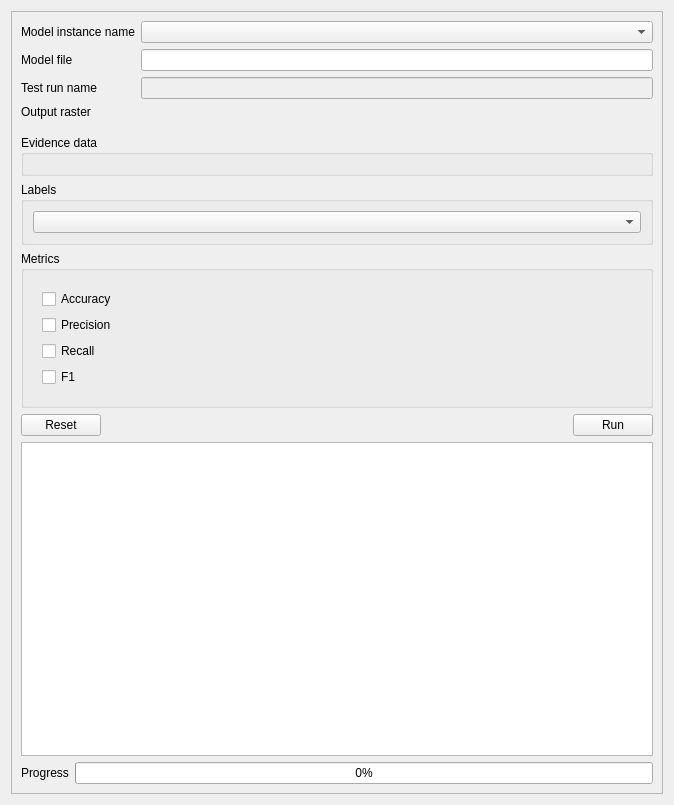
First picture: the form in eis_qgis_plugin/resources/ui/modeling/testing.ui, repository GispoCoding/eis_qgis_plugin, before the edit.
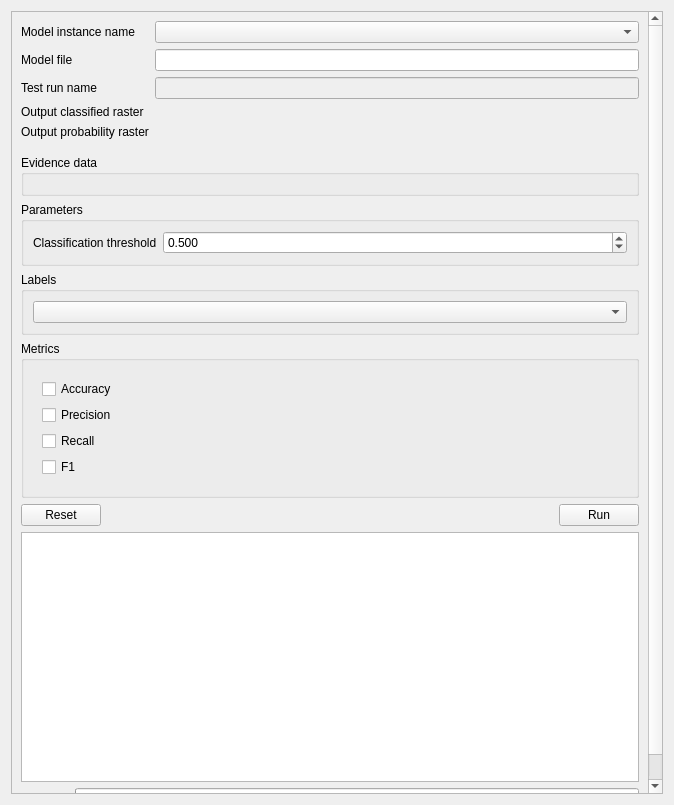
Second picture: the form after the edit. Custom widgets are drawn as their Qt base class.

Commit message: Add model kind to model info, update model testing and application in Wizard to reflect recent processing alg changes

```diff
--- a/eis_qgis_plugin/resources/ui/modeling/testing.ui
+++ b/eis_qgis_plugin/resources/ui/modeling/testing.ui
@@ -24,8 +24,8 @@
        <rect>
         <x>0</x>
         <y>0</y>
-        <width>654</width>
-        <height>785</height>
+        <width>640</width>
+        <height>890</height>
        </rect>
       </property>
       <layout class="QVBoxLayout" name="verticalLayout">
@@ -56,9 +56,9 @@
           <widget class="QComboBox" name="test_model_selection"/>
          </item>
          <item row="3" column="0">
-          <widget class="QLabel" name="label">
+          <widget class="QLabel" name="test_output_raster_label_1">
            <property name="text">
-            <string>Output raster</string>
+            <string>Output classified raster</string>
            </property>
           </widget>
          </item>
@@ -83,6 +83,16 @@
            </property>
           </widget>
          </item>
+         <item row="4" column="1">
+          <widget class="QgsFileWidget" name="test_output_raster_2"/>
+         </item>
+         <item row="4" column="0">
+          <widget class="QLabel" name="test_output_raster_label_2">
+           <property name="text">
+            <string>Output probability raster</string>
+           </property>
+          </widget>
+         </item>
         </layout>
        </item>
        <item>
@@ -119,6 +129,35 @@
          </layout>
         </widget>
        </item>
+       <item>
+        <widget class="QGroupBox" name="test_parameter_box">
+         <property name="title">
+          <string>Parameters</string>
+         </property>
+         <layout class="QFormLayout" name="formLayout">
+          <item row="0" column="0">
+           <widget class="QLabel" name="label">
+            <property name="text">
+             <string>Classification threshold</string>
+            </property>
+           </widget>
+          </item>
+          <item row="0" column="1">
+           <widget class="QgsDoubleSpinBox" name="test_classification_threshold">
+            <property name="decimals">
+             <number>3</number>
+            </property>
+            <property name="maximum">
+             <double>0.999000000000000</double>
+            </property>
+            <property name="value">
+             <double>0.500000000000000</double>
+            </property>
+           </widget>
+          </item>
+         </layout>
+        </widget>
+       </item>
        <item>
         <widget class="QGroupBox" name="test_label_data_box">
          <property name="sizePolicy">
@@ -279,7 +318,7 @@
            <property name="minimumSize">
             <size>
              <width>0</width>
-             <height>0</height>
+             <height>250</height>
             </size>
            </property>
            <property name="maximumSize">
@@ -330,6 +369,11 @@
   </layout>
  </widget>
  <customwidgets>
+  <customwidget>
+   <class>QgsDoubleSpinBox</class>
+   <extends>QDoubleSpinBox</extends>
+   <header>qgsdoublespinbox.h</header>
+  </customwidget>
   <customwidget>
    <class>QgsFileWidget</class>
    <extends>QWidget</extends>
```
Left out of the diff: 2 changed lines with no effect on the pictures. The commit also changes 10 other files.
